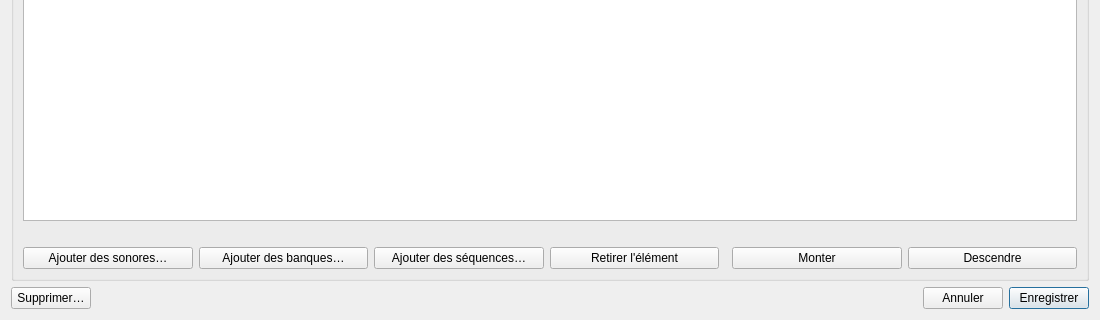
Above: src/machincast/interface/ui/fiche_evenement.ui from dascritch/machincast before the change; both pictures show x 0 to 1100 and y 380 to 700 of the 1100 by 700 pixel window. Below: the same form after it.
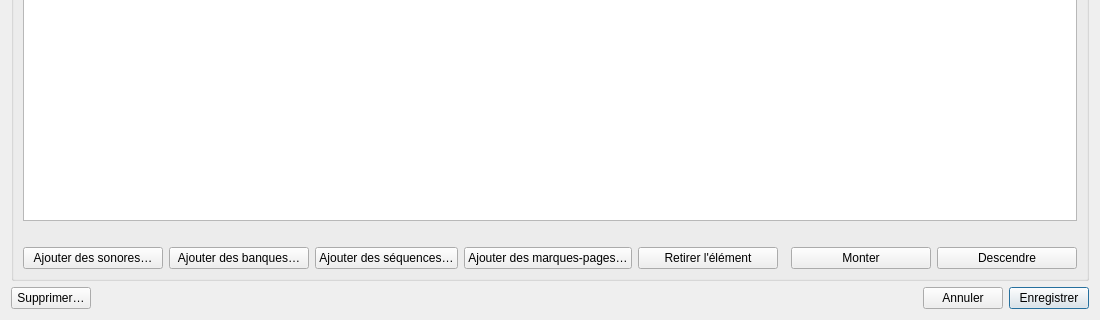
That is the form after the change.

Commit message:
feat(interface): ajouter un stream à un événement depuis son marque-page
https://github.com/dascritch/machincast/issues/167
Ajouter dans les Événement l'ajout d'un marque-pape dans la liste de lecture

Claude-Session: https://claude.ai/code/session_01KaPegkCQoT3k3oMgjXGsiv

```diff
--- a/src/machincast/interface/ui/fiche_evenement.ui
+++ b/src/machincast/interface/ui/fiche_evenement.ui
@@ -266,6 +266,16 @@
             </property>
            </widget>
           </item>
+          <item>
+           <widget class="QPushButton" name="ajouter_marques_pages">
+            <property name="toolTip">
+             <string>Ajoute le stream qui suit chaque marque-page choisi, ou en crée un à l'enregistrement</string>
+            </property>
+            <property name="text">
+             <string>Ajouter des marques-pages…</string>
+            </property>
+           </widget>
+          </item>
           <item>
            <widget class="QPushButton" name="retirer_element">
             <property name="text">
```
The commit also changes 12 other files.
